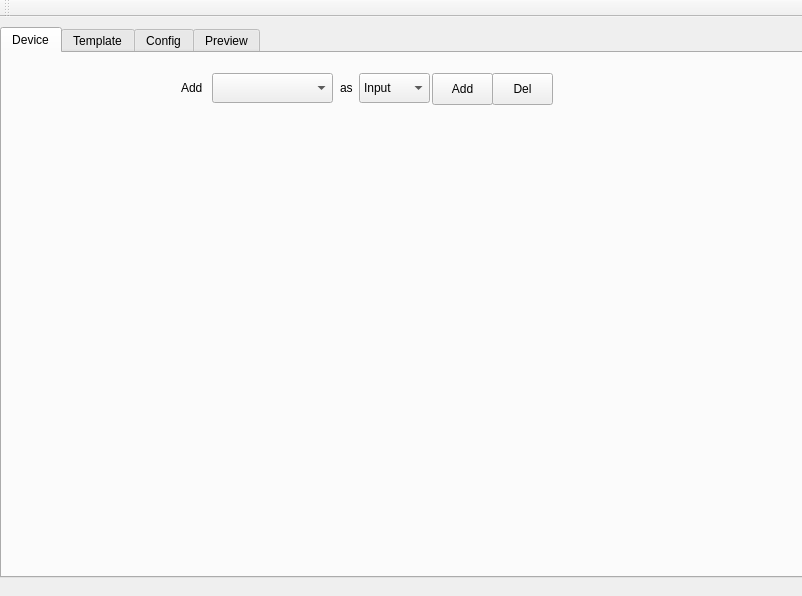
Old version of the form apps/livestitching/mainwindow.ui in the repository blahgeek/OpenCV-octVR.
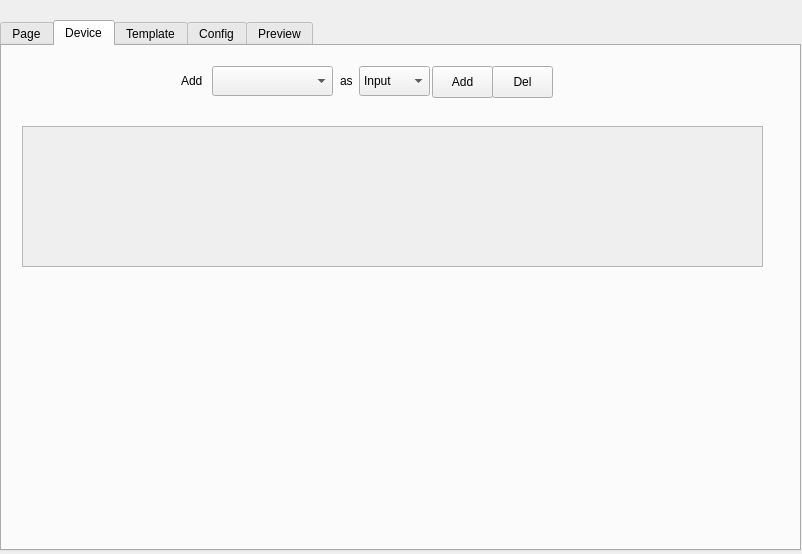
New version of the form. The open tabs and pages were chosen to show the change.

Commit message: new inputs selector

```diff
--- a/apps/livestitching/mainwindow.ui
+++ b/apps/livestitching/mainwindow.ui
@@ -7,7 +7,7 @@
     <x>0</x>
     <y>0</y>
     <width>802</width>
-    <height>596</height>
+    <height>554</height>
    </rect>
   </property>
   <property name="windowTitle">
@@ -15,12 +15,15 @@
   </property>
   <widget class="QWidget" name="centralWidget">
    <widget class="QTabWidget" name="tabWidget">
+    <property name="enabled">
+     <bool>true</bool>
+    </property>
     <property name="geometry">
      <rect>
       <x>0</x>
-      <y>10</y>
-      <width>811</width>
-      <height>551</height>
+      <y>20</y>
+      <width>801</width>
+      <height>531</height>
      </rect>
     </property>
     <property name="sizePolicy">
@@ -32,6 +35,35 @@
     <property name="currentIndex">
      <number>2</number>
     </property>
+    <widget class="QWidget" name="tab">
+     <attribute name="title">
+      <string>Page</string>
+     </attribute>
+     <widget class="QWidget" name="gridLayoutWidget">
+      <property name="geometry">
+       <rect>
+        <x>20</x>
+        <y>10</y>
+        <width>761</width>
+        <height>411</height>
+       </rect>
+      </property>
+      <layout class="QGridLayout" name="inputs_grid"/>
+     </widget>
+     <widget class="QPushButton" name="inputs_action_save">
+      <property name="geometry">
+       <rect>
+        <x>650</x>
+        <y>440</y>
+        <width>131</width>
+        <height>32</height>
+       </rect>
+      </property>
+      <property name="text">
+       <string>Save Images</string>
+      </property>
+     </widget>
+    </widget>
     <widget class="QWidget" name="tab_device">
      <attribute name="title">
       <string>Device</string>
@@ -92,17 +124,6 @@
        </property>
       </item>
      </widget>
-     <widget class="QWidget" name="horizontalLayoutWidget">
-      <property name="geometry">
-       <rect>
-        <x>20</x>
-        <y>70</y>
-        <width>741</width>
-        <height>141</height>
-       </rect>
-      </property>
-      <layout class="QHBoxLayout" name="layout_inputs"/>
-     </widget>
      <widget class="QWidget" name="horizontalLayoutWidget_2">
       <property name="geometry">
        <rect>
@@ -140,6 +161,29 @@
        <string>as</string>
       </property>
      </widget>
+     <widget class="QScrollArea" name="area_inputs">
+      <property name="geometry">
+       <rect>
+        <x>20</x>
+        <y>80</y>
+        <width>741</width>
+        <height>141</height>
+       </rect>
+      </property>
+      <property name="widgetResizable">
+       <bool>true</bool>
+      </property>
+      <widget class="QWidget" name="area_inputs_widget">
+       <property name="geometry">
+        <rect>
+         <x>0</x>
+         <y>0</y>
+         <width>739</width>
+         <height>139</height>
+        </rect>
+       </property>
+      </widget>
+     </widget>
     </widget>
     <widget class="QWidget" name="tab_template">
      <attribute name="title">
@@ -884,24 +928,6 @@
     </widget>
    </widget>
   </widget>
-  <widget class="QMenuBar" name="menuBar">
-   <property name="geometry">
-    <rect>
-     <x>0</x>
-     <y>0</y>
-     <width>802</width>
-     <height>22</height>
-    </rect>
-   </property>
-  </widget>
-  <widget class="QToolBar" name="mainToolBar">
-   <attribute name="toolBarArea">
-    <enum>TopToolBarArea</enum>
-   </attribute>
-   <attribute name="toolBarBreak">
-    <bool>false</bool>
-   </attribute>
-  </widget>
  </widget>
  <layoutdefault spacing="6" margin="11"/>
  <resources/>
```
Left out of the diff: 5 changed lines with no effect on the pictures. The commit also changes 5 other files.
